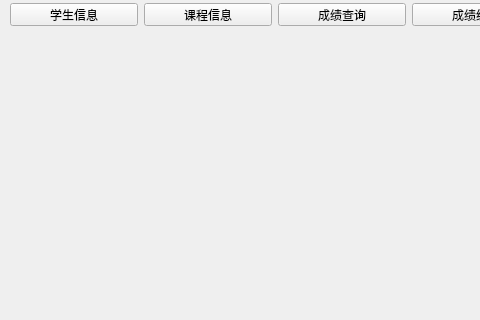
First picture: the form in studentManagerSystem/studentmanagersys.ui, repository lihorse/Sms, before the edit; both pictures show x 0 to 480 and y 0 to 320 of the 800 by 600 pixel window.
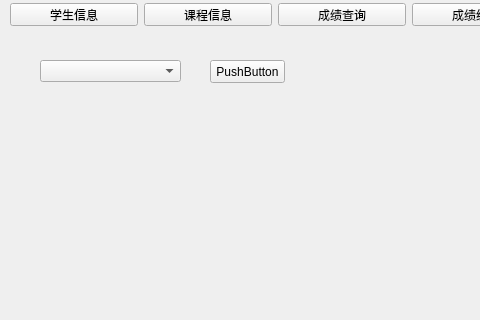
Second picture: the form after the edit. The open tabs and pages were chosen to show the change. Custom widgets are drawn as their Qt base class.

```diff
--- a/studentManagerSystem/studentmanagersys.ui
+++ b/studentManagerSystem/studentmanagersys.ui
@@ -456,7 +456,41 @@
       </property>
      </widget>
     </widget>
-    <widget class="QWidget" name="page_5"/>
+    <widget class="QWidget" name="page_5">
+     <widget class="QComboBox" name="statsCb">
+      <property name="geometry">
+       <rect>
+        <x>40</x>
+        <y>30</y>
+        <width>141</width>
+        <height>22</height>
+       </rect>
+      </property>
+     </widget>
+     <widget class="QPushButton" name="pushButton_9">
+      <property name="geometry">
+       <rect>
+        <x>210</x>
+        <y>30</y>
+        <width>75</width>
+        <height>23</height>
+       </rect>
+      </property>
+      <property name="text">
+       <string>PushButton</string>
+      </property>
+     </widget>
+     <widget class="ProgressRound" name="progressRound5" native="true">
+      <property name="geometry">
+       <rect>
+        <x>200</x>
+        <y>150</y>
+        <width>150</width>
+        <height>101</height>
+       </rect>
+      </property>
+     </widget>
+    </widget>
     <widget class="QWidget" name="page_2">
      <widget class="QTableWidget" name="tableWidget_2">
       <property name="geometry">
@@ -681,6 +715,14 @@
   </widget>
   <widget class="QStatusBar" name="statusbar"/>
  </widget>
+ <customwidgets>
+  <customwidget>
+   <class>ProgressRound</class>
+   <extends>QWidget</extends>
+   <header>progressround.h</header>
+   <container>1</container>
+  </customwidget>
+ </customwidgets>
  <resources/>
  <connections/>
 </ui>
```
Left out of the diff: 2 changed lines with no effect on the pictures.
